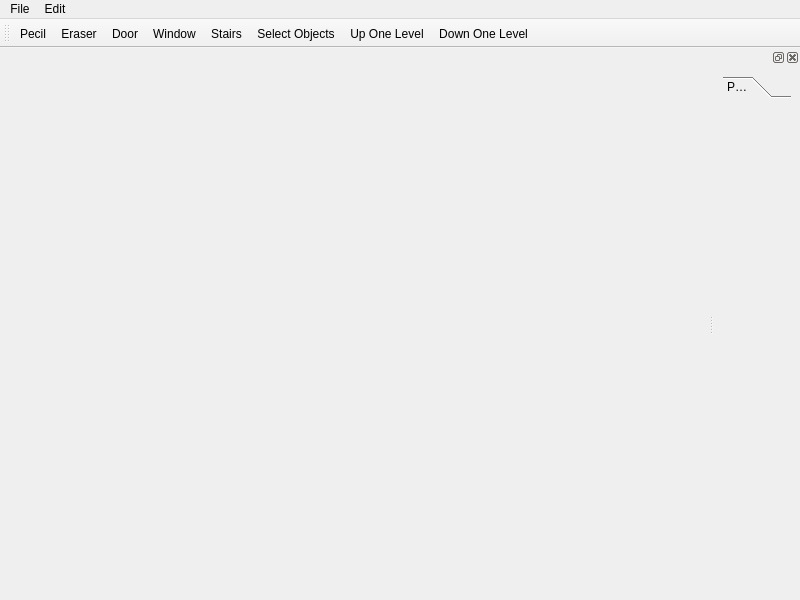
The window that src/tiled/BuildingEditor/buildingeditorwindow.ui (timbaker/tiled) describes before a commit, drawn with Qt 5.
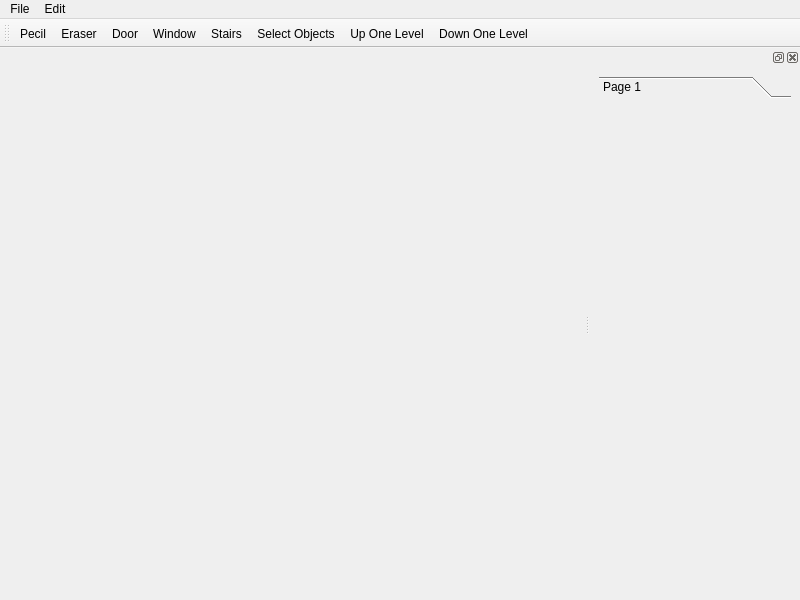
The same window after the commit. Icons and pictures are not drawn.

```diff
--- a/src/tiled/BuildingEditor/buildingeditorwindow.ui
+++ b/src/tiled/BuildingEditor/buildingeditorwindow.ui
@@ -68,15 +68,18 @@
     <layout class="QVBoxLayout" name="verticalLayout">
      <item>
       <widget class="QToolBox" name="toolBox">
-       <property name="currentIndex">
-        <number>0</number>
+       <property name="minimumSize">
+        <size>
+         <width>192</width>
+         <height>0</height>
+        </size>
        </property>
        <widget class="QWidget" name="page">
         <property name="geometry">
          <rect>
           <x>0</x>
           <y>0</y>
-          <width>69</width>
+          <width>192</width>
           <height>478</height>
          </rect>
         </property>
```
